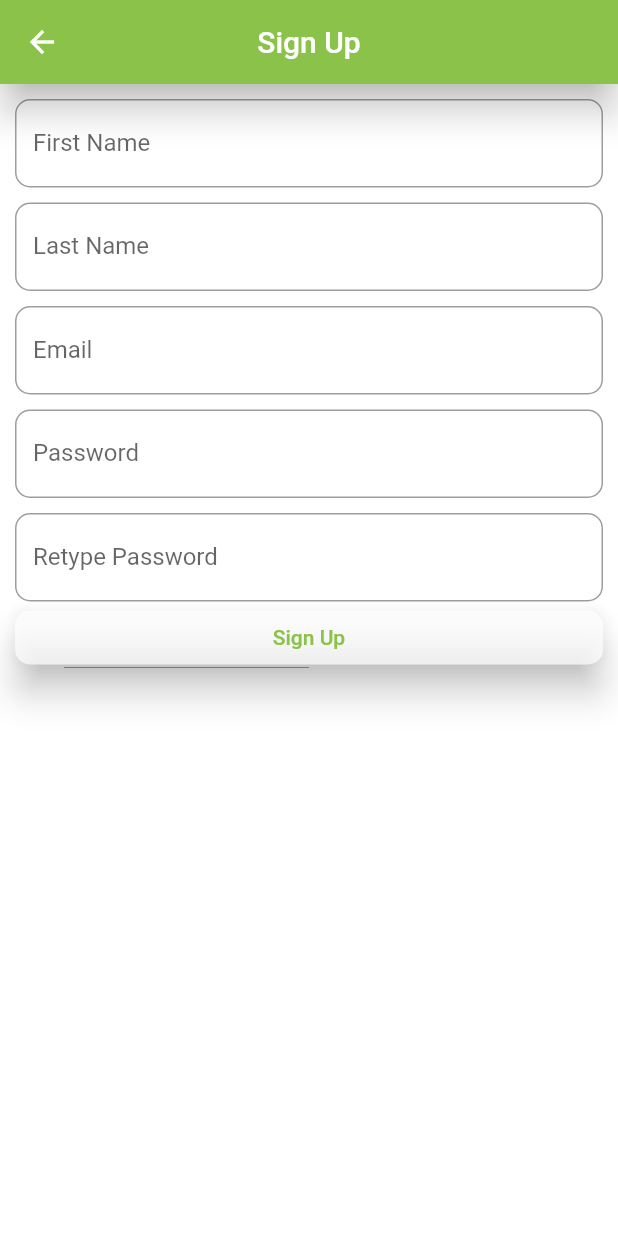
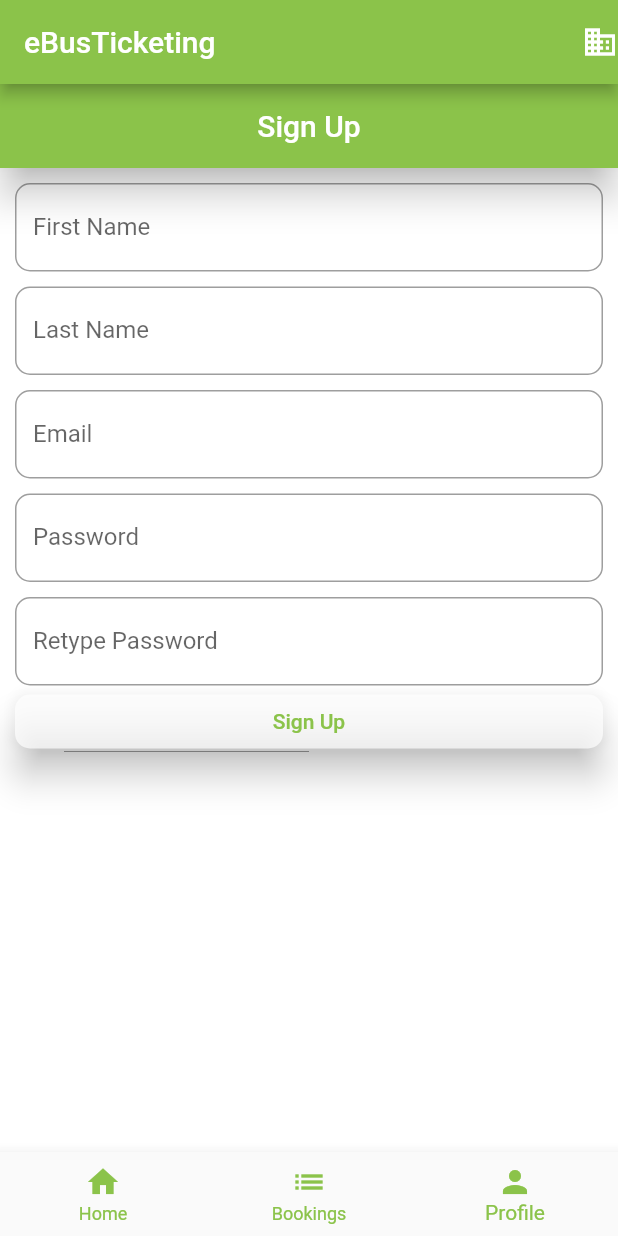
Before and after one commit to pemangodup/E-Bus-Ticketing, a Flutter app: the screen it shows after launch, item 3 of the bottom bar chosen, after a tap on "Sign Up", on a phone screen of 412 x 824 dp. Run offline on Flutter 3.47's test engine with Material 2 defaults, Android fonts, the phone set to English and light mode, and no system bars; our stand-ins replace firebase_auth, firebase_core, google_sign_in; accounts and stored records are empty.

Commit message:
logged in using firebase

```diff
--- a/lib/view/profile_page.dart
+++ b/lib/view/profile_page.dart
@@ -1,53 +1,52 @@
 import 'package:ebusticketing/view/sign_up.dart';
 import 'package:flutter/material.dart';
+import 'package:firebase_auth/firebase_auth.dart' as auth;
 
 
-class Profile extends StatelessWidget {
+class Profile extends StatefulWidget {
+  @override
+  _ProfileState createState() => _ProfileState();
+}
+
+class _ProfileState extends State<Profile> {
+  final _auth = auth.FirebaseAuth.instance;
+  auth.User loggedInUser;
+
+  @override
+  void initState() {
+    super.initState();
+    getCurrentUser();
+  }
+
+  void getCurrentUser() {
+    try{
+      final user = _auth.currentUser;
+      if(user !=null){
+        this.loggedInUser = user;
+        _auth.authStateChanges().listen((auth.User user) {
+          this.loggedInUser = user;
+          print('user= $loggedInUser');
+        });
+      }
+    }catch(e){
+     print(e);
+    }
+  }
+
   @override
   Widget build(BuildContext context) {
     return Container(
       color: Colors.white,
-      child: Padding(
-        padding: const EdgeInsets.all(8.0),
-        child: Align(
-          alignment: Alignment.bottomCenter,
-          child: Row(
-            mainAxisAlignment: MainAxisAlignment.spaceEvenly,
+      child: Container(
+        child: loggedInUser == null ? SignUp(): Container(
+          child: Column(
+            crossAxisAlignment: CrossAxisAlignment.stretch,
             children: <Widget>[
-              Expanded(
-                child: RaisedButton(
-                  onPressed: () {
-                    print('login');
-                  },
-                  color: Colors.white70,
-                  child: Text(
-                    'Login',
-                    style: TextStyle(
-                      color: Colors.lightGreen,
-                    ),
-                  ),
-                  elevation: 10,
-                ),
-              ),
-              SizedBox(width: 5.0,),
-              Expanded(
-                child: RaisedButton(
-                  onPressed: (){
-                    Navigator.push(
-                        context,
-                        MaterialPageRoute(builder: (context) {
-                          return SignUp();
-                    },));
-                  },
-                  color: Colors.white70,
-                  child: Text(
-                    'Sign Up',
-                    style: TextStyle(
-                      color: Colors.lightGreen,
-                    ),
-                  ),
-                  elevation: 10,
-                ),
+              Expanded(child: Text('${loggedInUser.email}')),
+              RaisedButton(
+                onPressed: () {
+                  loggedOut();
+                },
               ),
             ],
           ),
@@ -55,4 +54,14 @@ class Profile extends StatelessWidget {
       ),
     );
   }
+
+
+
+
+  Future<void> loggedOut() async{
+    await _auth.signOut();
+    Navigator.push(context, MaterialPageRoute(builder: (context) => Profile(),));
+  }
+
+
 }
--- a/lib/view/sign_up.dart
+++ b/lib/view/sign_up.dart
@@ -1,5 +1,10 @@
+import 'package:ebusticketing/view/add_bus_detail.dart';
+import 'package:ebusticketing/view/profile_page.dart';
 import 'package:flutter/material.dart';
 import 'package:firebase_auth/firebase_auth.dart';
+import 'package:google_sign_in/google_sign_in.dart';
+
+
 
 
 class SignUp extends StatefulWidget {
@@ -11,8 +16,13 @@ class _SignUpState extends State<SignUp> {
   final _auth = FirebaseAuth.instance;
   String firstName, lastName, email, password, retypePassword;
 
+
+  final FirebaseAuth auth = FirebaseAuth.instance;
+  final GoogleSignIn _googleSignIn = GoogleSignIn();
+
   @override
   Widget build(BuildContext context) {
+
     return Scaffold(
       appBar: AppBar(
         elevation: 10,
@@ -95,7 +105,9 @@ class _SignUpState extends State<SignUp> {
                   try {
                     final newUser = await _auth.createUserWithEmailAndPassword(email: email, password: password);
                     if(newUser != null){
-                      print("Current user is "+_auth.currentUser.email.toString());
+                      Navigator.push(context, MaterialPageRoute(
+                        builder: (context) => Profile(),
+                      ));
                     }
                   }catch(e){
                     print(e);
@@ -116,4 +128,5 @@ class _SignUpState extends State<SignUp> {
       ),
     );
   }
+
 }
--- a/pubspec.yaml
+++ b/pubspec.yaml
@@ -32,6 +32,7 @@ dependencies:
   firebase_core: ^0.5.2
   cloud_firestore: ^0.14.3
   firebase_auth: ^0.18.3
+  google_sign_in: ^4.5.6
 
 dev_dependencies:
   flutter_test:
```
Also changed, not shown: lib/view/booking_list.dart (+8 -22 lines), lib/view/widgets.dart (added, +51 -0 lines), pubspec.lock.
